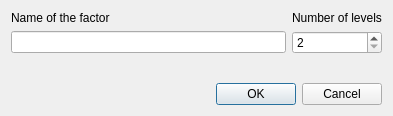
Qt form cogstat/ui/factor.ui (cogstat/cogstat) before a commit.
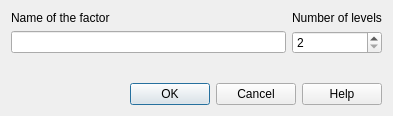
The same form after that commit.

Commit message: Add Help buttons to dialogs

What changed in the file:
```diff
--- a/cogstat/ui/factor.ui
+++ b/cogstat/ui/factor.ui
@@ -54,7 +54,7 @@
       <enum>Qt::Horizontal</enum>
      </property>
      <property name="standardButtons">
-      <set>QDialogButtonBox::Cancel|QDialogButtonBox::Ok</set>
+      <set>QDialogButtonBox::Cancel|QDialogButtonBox::Help|QDialogButtonBox::Ok</set>
      </property>
     </widget>
    </item>
```
The commit also changes 40 other files.
